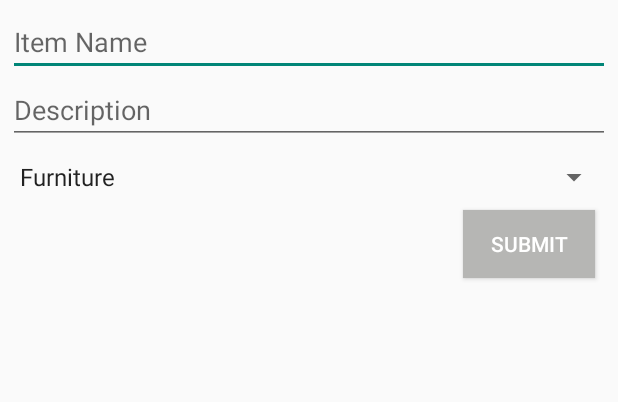
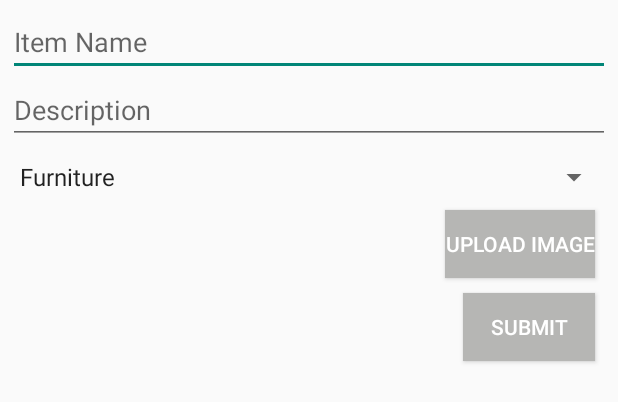
Before and after one commit to williumchen/Clares_List, an Android app: the layout activity_submit_view.xml on its own in the app's theme, with its tools: preview values and no code run, on a phone screen of 412 x 824 dp. Shown: the top 402 px of the screen. Run offline under Robolectric (Android 15) with nearby library versions, the phone set to English and light mode, and no system bars.

Commit message:
made some progress, but boy this is hard

```diff
--- a/app/src/main/res/layout/activity_submit_view.xml
+++ b/app/src/main/res/layout/activity_submit_view.xml
@@ -35,14 +35,27 @@
         <!--android:layout_height="" />-->
 
     <Button
-        android:id="@+id/submit_button"
+        android:id="@+id/upload_button"
         android:layout_width="wrap_content"
         android:layout_height="45dp"
         android:layout_alignParentRight="true"
         android:layout_below="@id/submit_category"
         android:layout_marginTop="10dp"
         android:layout_marginRight="10dp"
+        android:text="Upload Image"
+        android:background="@color/plus"
+        android:textColor="#FFFFFF"/>
+
+    <Button
+        android:id="@+id/submit_button"
+        android:layout_width="wrap_content"
+        android:layout_height="45dp"
+        android:layout_alignParentRight="true"
+        android:layout_below="@id/upload_button"
+        android:layout_marginTop="10dp"
+        android:layout_marginRight="10dp"
         android:text="Submit"
         android:background="@color/plus"
         android:textColor="#FFFFFF"/>
+
 </RelativeLayout>
```
Also changed, not shown: app/src/main/java/com/example/wchen/clareslist/ParseWrapper.java (+19 -0 lines), app/src/main/java/com/example/wchen/clareslist/SubmitViewActivity.java (+58 -0 lines).
